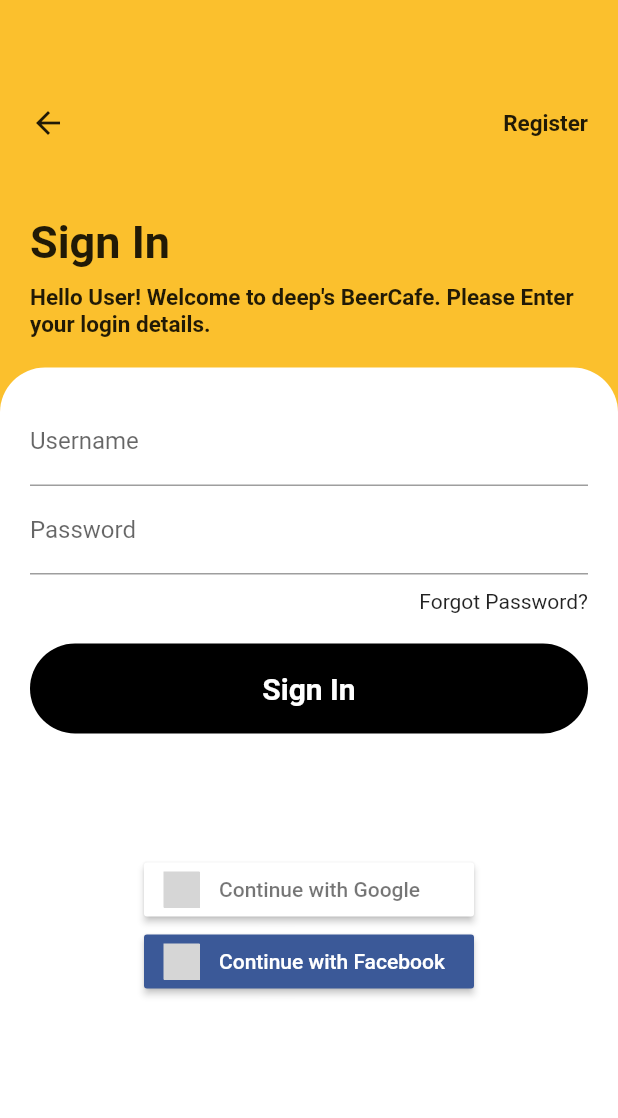
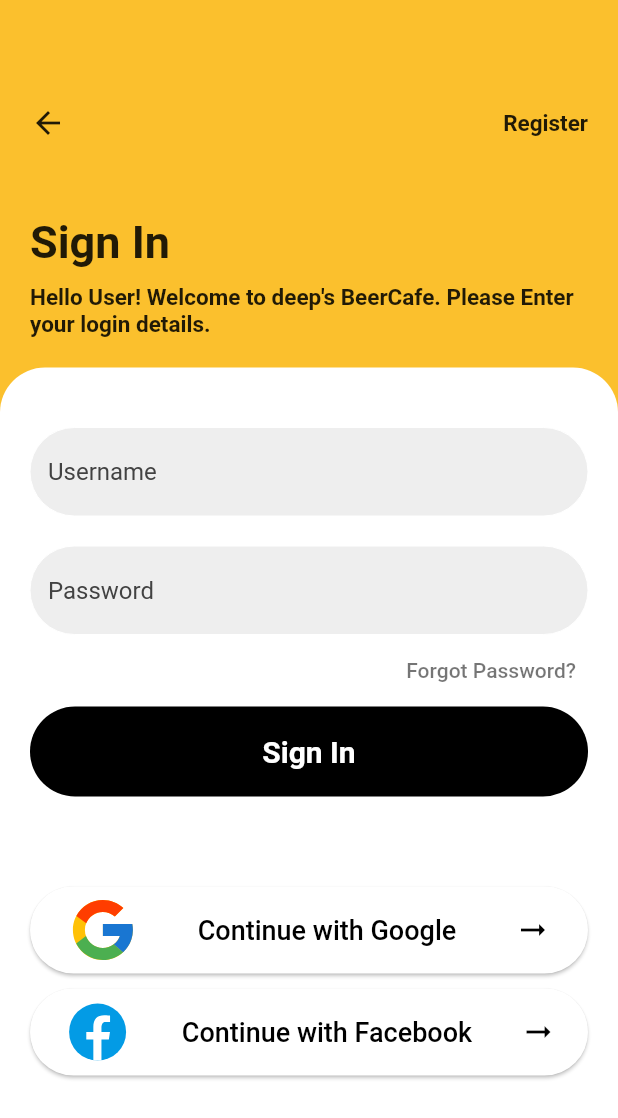
Before and after one commit to pawan-kumar9/beercafe_ui, a Flutter app: the screen it shows after launch, after a tap on "Sign In", on a phone screen of 412 x 824 dp. Shown: the top 1118 px of the screen. Run offline on Flutter 3.47's test engine with Material 2 defaults, Android fonts, the phone set to English and light mode, and no system bars; our stand-ins replace flutter_svg; grey boxes are pictures that could not be loaded.

Commit message:
added sign in with google and facebook

```diff
--- a/lib/signinpage.dart
+++ b/lib/signinpage.dart
@@ -1,6 +1,6 @@
 //ignore_for_file: avoid_unnecessary_containers,prefer_const_constructors,prefer_const_literals_to_create_immutables
 import 'package:flutter/material.dart';
-import 'package:flutter_signin_button/flutter_signin_button.dart';
+import 'package:flutter_svg/flutter_svg.dart';
 
 class SignInPage extends StatefulWidget {
   const SignInPage({Key? key}) : super(key: key);
@@ -67,44 +67,133 @@
           ),
           Expanded(
             child: Container(
-              padding: const EdgeInsets.all(20.0),
+              padding: const EdgeInsets.only(top: 20, left: 20, right: 20),
               decoration: const BoxDecoration(
                   borderRadius: BorderRadius.only(
                     topLeft: Radius.circular(30.0),
                     topRight: Radius.circular(30.0),
                   ),
                   color: Colors.white),
+              child: SingleChildScrollView(
                 child: Column(
                   children: [
+                    SizedBox(
+                      height: 20,
+                    ),
                     TextField(
                       decoration: InputDecoration(
-                    labelText: 'Username',
-                    fillColor: Colors.blue,
-                  )),
+                          enabledBorder: OutlineInputBorder(
+                            borderRadius: BorderRadius.circular(40.0),
+                            borderSide:
+                                BorderSide(color: Colors.white, width: 0.0),
+                          ),
+                          focusedBorder: OutlineInputBorder(
+                            borderRadius: BorderRadius.circular(40.0),
+                            borderSide:
+                                BorderSide(color: Colors.white, width: 0.0),
+                          ),
+                          filled: true,
+                          hintStyle: TextStyle(color: Colors.grey[800]),
+                          hintText: "Username",
+                          fillColor: Colors.grey.shade200),
+                    ),
+                    SizedBox(
+                      height: 20,
+                    ),
                     TextField(
                       decoration: InputDecoration(
-                      labelText: 'Password',
-                      fillColor: Colors.grey,
+                          enabledBorder: OutlineInputBorder(
+                            borderRadius: BorderRadius.circular(40.0),
+                            borderSide:
+                                BorderSide(color: Colors.white, width: 0.0),
+                          ),
+                          focusedBorder: OutlineInputBorder(
+                            borderRadius: BorderRadius.circular(40.0),
+                            borderSide:
+                                BorderSide(color: Colors.white, width: 0.0),
+                          ),
+                          filled: true,
+                          hintStyle: TextStyle(color: Colors.grey[800]),
+                          hintText: "Password",
+                          fillColor: Colors.grey.shade200),
+                    ),
+                    TextButton(
+                      onPressed: () {},
+                      child: Container(
+                        alignment: Alignment.centerRight,
+                        child: Text(
+                          "Forgot Password?",
+                          style: TextStyle(color: Colors.black54),
                         ),
                       ),
-                  Container(
-                    margin: const EdgeInsets.only(top: 10.0, bottom: 20.0),
-                    alignment: Alignment.centerRight,
-                    child: Text("Forgot Password?"),
                     ),
                     buttonsWidget("Sign In", Colors.black, Colors.white),
-                  SizedBox(height: 80),
-                  SignInButton(
-                    Buttons.Google,
+                    SizedBox(height: 60),
+                    ElevatedButton(
+                      style: ElevatedButton.styleFrom(
+                          primary: Colors.white,
+                          padding: const EdgeInsets.all(5.0),
+                          elevation: 1.0,
+                          shape: RoundedRectangleBorder(
+                            borderRadius: BorderRadius.circular(30.0),
+                          )),
+                      child: Row(
+                        mainAxisAlignment: MainAxisAlignment.spaceAround,
+                        children: [
+                          SvgPicture.asset("assets/googleIcon.svg"),
+                          Text(
+                            "Continue with Google",
+                            style:
+                                TextStyle(fontSize: 18.0, color: Colors.black),
+                          ),
+                          Icon(
+                            Icons.arrow_right_alt,
+                            color: Colors.black,
+                          )
+                        ],
+                      ),
                       onPressed: () {},
-                    text: "Continue with Google",
                     ),
-                  SignInButton(
-                    Buttons.Facebook,
+                    SizedBox(
+                      height: 10.0,
+                    ),
+                    ElevatedButton(
+                      style: ElevatedButton.styleFrom(
+                          primary: Colors.white,
+                          padding: const EdgeInsets.all(5.0),
+                          elevation: 1.0,
+                          shape: RoundedRectangleBorder(
+                            borderRadius: BorderRadius.circular(30.0),
+                          )),
+                      child: Row(
+                        mainAxisAlignment: MainAxisAlignment.spaceAround,
+                        children: [
+                          SvgPicture.asset("assets/facebookIcon.svg"),
+                          Text(
+                            "Continue with Facebook",
+                            style:
+                                TextStyle(fontSize: 18.0, color: Colors.black),
+                          ),
+                          Icon(
+                            Icons.arrow_right_alt,
+                            color: Colors.black,
+                          )
+                        ],
+                      ),
                       onPressed: () {},
-                    text: "Continue with Facebook",
                     ),
+                    // SignInButton(
+                    //   Buttons.Google,
+                    //   onPressed: () {},
+                    //   text: "Continue with Google",
+                    // ),
+                    // SignInButton(
+                    //   Buttons.Facebook,
+                    //   onPressed: () {},
+                    //   text: "Continue with Facebook",
+                    // ),
                   ],
+                ),
               ),
             ),
           ),
--- a/pubspec.yaml
+++ b/pubspec.yaml
@@ -30,6 +30,7 @@
   flutter:
     sdk: flutter
   flutter_signin_button: ^2.0.0
+  flutter_svg: ^1.0.0
 
 
   # The following adds the Cupertino Icons font to your application.
```
Also changed, not shown: assets/facebookIcon.svg (added), assets/googleIcon.svg (added), pubspec.lock. Lines whose indentation alone changed are shown as unchanged.
